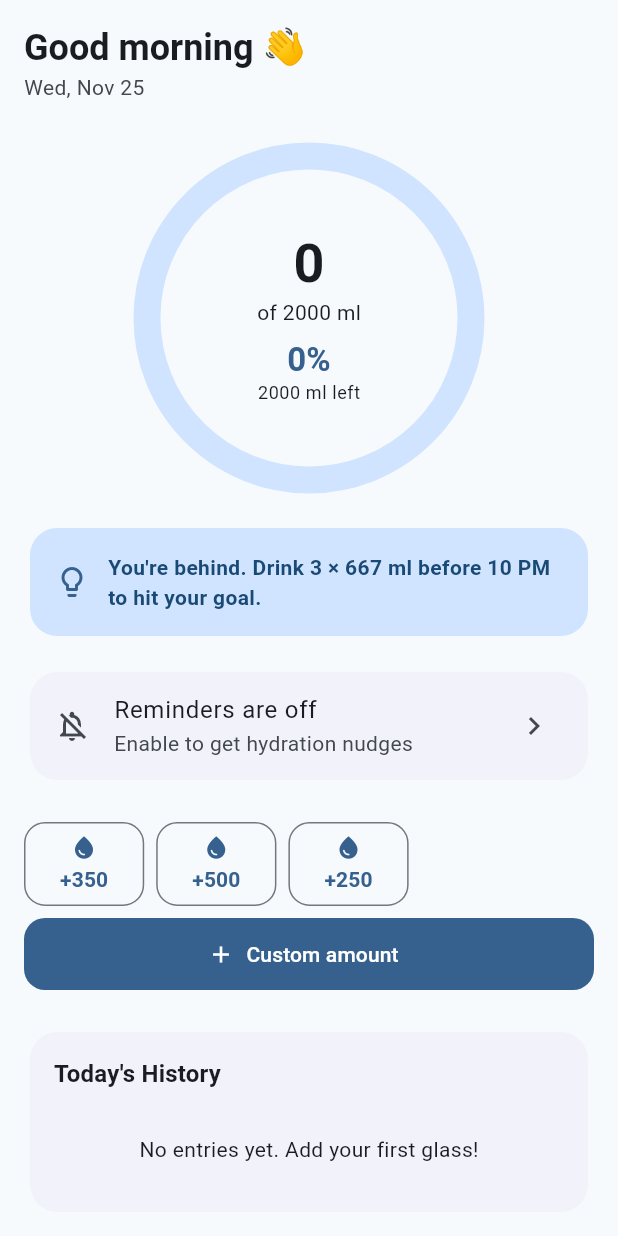
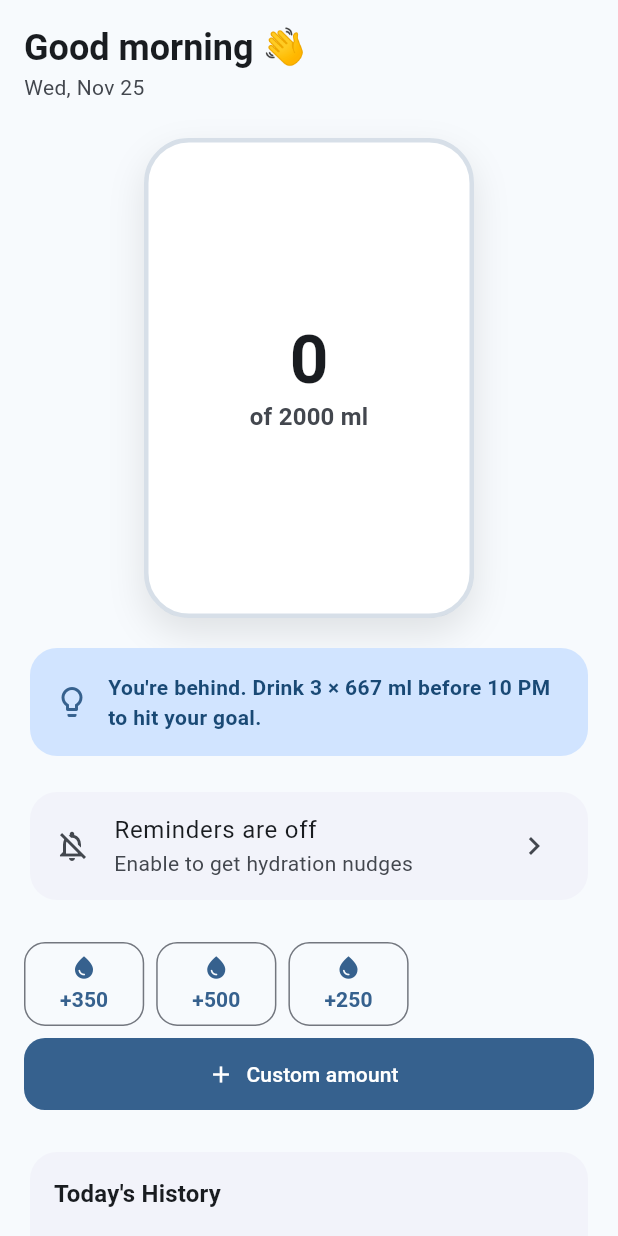
Before and after one commit to jit-d/Aqua, a Flutter app: the HomeScreen widget shown alone on an empty page, opened directly, on a phone screen of 412 x 824 dp. Run offline on Flutter 3.47's test engine with Material 3 defaults, Android fonts, the phone set to English and light mode, and no system bars; our stand-ins replace fl_chart, flutter_local_notifications, shared_preferences, sqflite, timezone; accounts and stored records are empty; statements that could not run were skipped.

Commit message:
Feature: Living Body Tank UI

```diff
--- a/lib/screens/home_screen.dart
+++ b/lib/screens/home_screen.dart
@@ -4,7 +4,7 @@ import '../providers/container_provider.dart';
 import '../providers/reminder_provider.dart';
 import '../providers/water_provider.dart';
 import '../widgets/quick_add_button.dart';
-import '../widgets/water_progress_ring.dart';
+import '../widgets/living_tank.dart';
 import '../utils/app_constants.dart';
 import '../utils/date_utils.dart';
 
@@ -33,11 +33,10 @@ class HomeScreen extends StatelessWidget {
                   color: Theme.of(context).colorScheme.onSurfaceVariant)),
           const SizedBox(height: 24),
           Center(
-            child: WaterProgressRing(
+            child: LivingTank(
               progress: wp.progress,
               totalMl: wp.todayTotal,
               goalMl: wp.todayGoal,
-              remainingMl: wp.remaining,
             ),
           ),
           const SizedBox(height: 16),
--- /dev/null
+++ b/lib/widgets/living_tank.dart
@@ -0,0 +1,186 @@
+import 'dart:math' as math;
+import 'package:flutter/material.dart';
+
+class LivingTank extends StatefulWidget {
+  final double progress; // 0.0 to 1.0
+  final int totalMl;
+  final int goalMl;
+
+  const LivingTank({
+    super.key,
+    required this.progress,
+    required this.totalMl,
+    required this.goalMl,
+  });
+
+  @override
+  State<LivingTank> createState() => _LivingTankState();
+}
+
+class _LivingTankState extends State<LivingTank>
+    with SingleTickerProviderStateMixin {
+  late AnimationController _controller;
+
+  @override
+  void initState() {
+    super.initState();
+    _controller = AnimationController(
+      vsync: this,
+      duration: const Duration(seconds: 3),
+    )..repeat();
+  }
+
+  @override
+  void dispose() {
+    _controller.dispose();
+    super.dispose();
+  }
+
+  @override
+  Widget build(BuildContext context) {
+    final scheme = Theme.of(context).colorScheme;
+    final isDark = Theme.of(context).brightness == Brightness.dark;
+    final waterColor = scheme.primary.withValues(alpha: 0.85);
+    final tankColor = isDark ? scheme.surfaceContainerHighest : Colors.white;
+
+    return SizedBox(
+      width: 220,
+      height: 320,
+      child: Stack(
+        alignment: Alignment.center,
+        children: [
+          // The Tank Background and Border
+          Container(
+            decoration: BoxDecoration(
+              color: tankColor,
+              borderRadius: BorderRadius.circular(30),
+              border: Border.all(
+                color: scheme.primary.withValues(alpha: 0.2),
+                width: 3,
+              ),
+              boxShadow: [
+                BoxShadow(
+                  color: scheme.shadow.withValues(alpha: 0.1),
+                  blurRadius: 20,
+                  offset: const Offset(0, 10),
+                ),
+              ],
+            ),
+          ),
+
+          // The Clipped Water & Waves
+          ClipRRect(
+            borderRadius: BorderRadius.circular(27),
+            child: AnimatedBuilder(
+              animation: _controller,
+              builder: (context, child) {
+                return CustomPaint(
+                  size: const Size(220, 320),
+                  painter: _TankPainter(
+                    progress: widget.progress,
+                    animationValue: _controller.value,
+                    color: waterColor,
+                  ),
+                  child: child,
+                );
+              },
+            ),
+          ),
+
+          // The Text Overlay
+          Column(
+            mainAxisSize: MainAxisSize.min,
+            children: [
+              Text(
+                '${widget.totalMl}',
+                style: Theme.of(context).textTheme.displayMedium?.copyWith(
+                      fontWeight: FontWeight.bold,
+                      color: widget.progress > 0.4
+                          ? Colors.white
+                          : scheme.onSurface,
+                      shadows: widget.progress > 0.4
+                          ? [const Shadow(color: Colors.black26, blurRadius: 4)]
+                          : null,
+                    ),
+              ),
+              Text(
+                'of ${widget.goalMl} ml',
+                style: Theme.of(context).textTheme.titleMedium?.copyWith(
+                      color: widget.progress > 0.4
+                          ? Colors.white70
+                          : scheme.onSurfaceVariant,
+                      fontWeight: FontWeight.w600,
+                    ),
+              ),
+            ],
+          ),
+        ],
+      ),
+    );
+  }
+}
+
+class _TankPainter extends CustomPainter {
+  final double progress;
+  final double animationValue;
+  final Color color;
+
+  _TankPainter({
+    required this.progress,
+    required this.animationValue,
+    required this.color,
+  });
+
+  @override
+  void paint(Canvas canvas, Size size) {
+    if (progress <= 0) return;
+
+    final paint = Paint()
+      ..color = color
+      ..style = PaintingStyle.fill;
+
+    // The height of the water
+    final waterHeight = size.height * progress;
+    final topY = size.height - waterHeight;
+
+    // Wave animation parameters
+    final waveHeight = 12.0;
+    final waveLength = size.width;
+    final phase = animationValue * 2 * math.pi;
+
+    final path = Path();
+    path.moveTo(0, topY);
+
+    // Draw the wavy top line
+    for (double x = 0; x <= size.width; x += 5) {
+      final y = topY + math.sin((x / waveLength) * 2 * math.pi + phase) * waveHeight;
+      path.lineTo(x, y);
+    }
+
+    // Draw the rest of the rectangle
+    path.lineTo(size.width, size.height);
+    path.lineTo(0, size.height);
+    path.close();
+
+    canvas.drawPath(path, paint);
+
+    // Draw a lighter wave behind it for depth
+    final wave2Paint = Paint()
+      ..color = color.withValues(alpha: 0.4)
+      ..style = PaintingStyle.fill;
+    final path2 = Path();
+    path2.moveTo(0, topY);
+    for (double x = 0; x <= size.width; x += 5) {
+      final y = topY + math.sin((x / waveLength) * 2 * math.pi - phase) * waveHeight;
+      path2.lineTo(x, y);
+    }
+    path2.lineTo(size.width, size.height);
+    path2.lineTo(0, size.height);
+    path2.close();
+    canvas.drawPath(path2, wave2Paint);
+  }
+
+  @override
+  bool shouldRepaint(covariant _TankPainter old) =>
+      old.progress != progress || old.animationValue != animationValue;
+}
```
